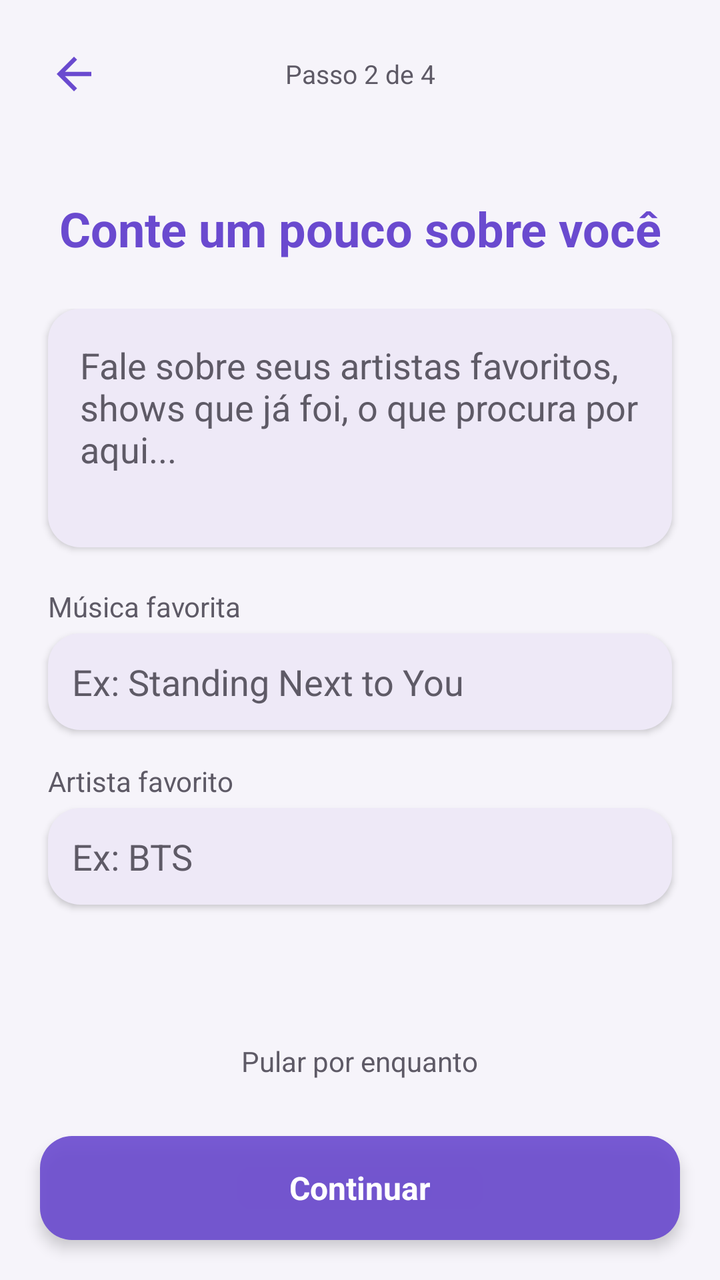
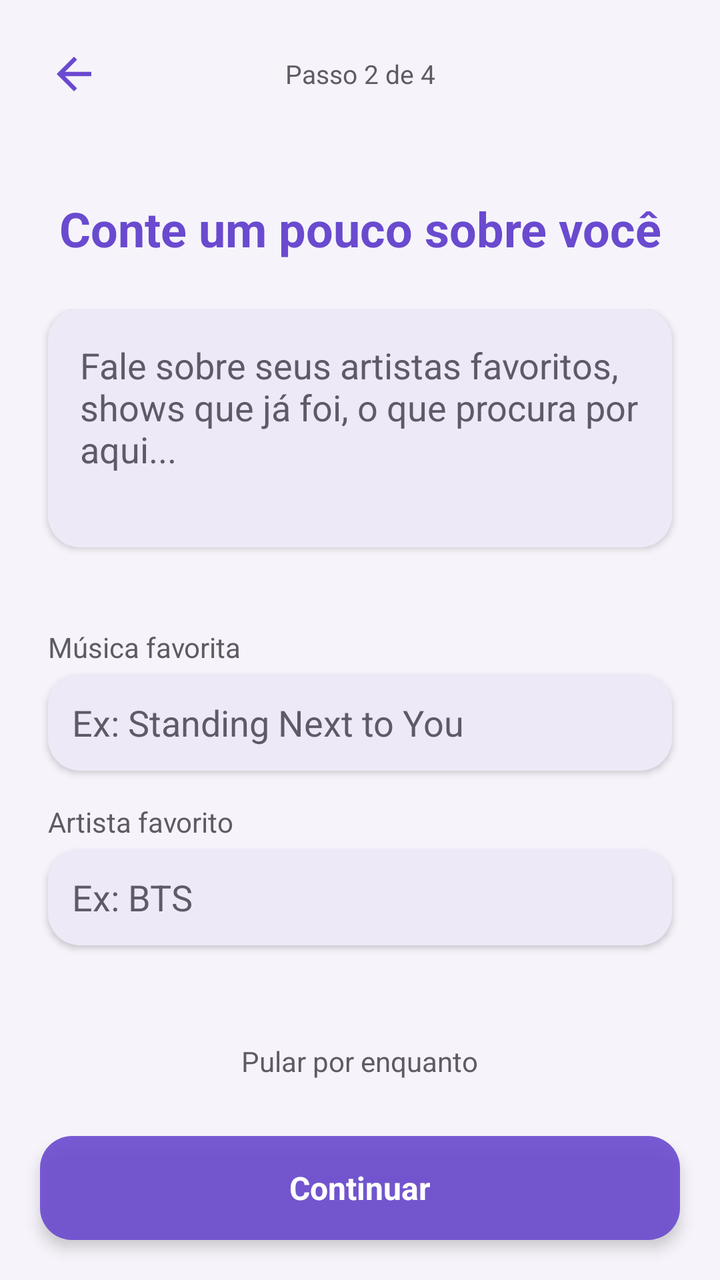

Screens rendered from an Android XML layout before and after an edit, with the pre-edit source and the edit as a unified diff.
<!-- AndroidManifest.xml: activity theme Theme.MeetBeat -->
<!-- res/layout/activity_onboarding_bio.xml -->
<?xml version="1.0" encoding="utf-8"?>
<LinearLayout xmlns:android="http://schemas.android.com/apk/res/android"
    android:layout_width="match_parent"
    android:layout_height="match_parent"
    android:orientation="vertical"
    android:background="@color/purple_light">

    <LinearLayout
        android:layout_width="match_parent"
        android:layout_height="wrap_content"
        android:orientation="horizontal"
        android:gravity="center_vertical"
        android:padding="16dp">

        <ImageView
            android:id="@+id/btnVoltarOnboarding"
            android:layout_width="42dp"
            android:layout_height="42dp"
            android:src="@drawable/ic_back"
            android:padding="8dp"
            android:clickable="true"
            android:focusable="true" />

        <TextView
            android:layout_width="0dp"
            android:layout_height="wrap_content"
            android:layout_weight="1"
            android:text="Passo 2 de 4"
            android:textColor="@color/text_gray"
            android:textSize="13sp"
            android:gravity="center" />

        <View
            android:layout_width="42dp"
            android:layout_height="1dp" />

    </LinearLayout>

    <TextView
        android:layout_width="match_parent"
        android:layout_height="wrap_content"
        android:padding="24dp"
        android:text="Conte um pouco sobre você"
        android:textColor="@color/purple_primary"
        android:textSize="24sp"
        android:textStyle="bold"
        android:gravity="center" />

    <ScrollView
        android:layout_width="match_parent"
        android:layout_height="0dp"
        android:layout_weight="1">

        <LinearLayout
            android:layout_width="match_parent"
            android:layout_height="wrap_content"
            android:orientation="vertical"
            android:clipChildren="false"
            android:clipToPadding="false"
            android:paddingHorizontal="24dp">

            <EditText
                android:id="@+id/editBioOnboarding"
                android:layout_width="match_parent"
                android:layout_height="wrap_content"
                android:background="@drawable/bg_input_field"
                android:elevation="2dp"
                android:textColor="@color/text_dark"
                android:textColorHint="@color/text_gray"
                android:padding="16dp"
                android:hint="Fale sobre seus artistas favoritos, shows que já foi, o que procura por aqui..."
                android:gravity="top"
                android:minLines="4"
                android:inputType="textMultiLine" />

            <TextView
                android:layout_width="wrap_content"
                android:layout_height="wrap_content"
                android:layout_marginTop="20dp"
                android:text="Música favorita"
                android:textColor="@color/text_gray"
                android:textSize="14sp" />

            <EditText
                android:id="@+id/editMusicaFavorita"
                android:layout_width="match_parent"
                android:layout_height="wrap_content"
                android:background="@drawable/bg_input_field"
                android:elevation="2dp"
                android:textColor="@color/text_dark"
                android:textColorHint="@color/text_gray"
                android:padding="12dp"
                android:layout_marginTop="4dp"
                android:hint="Ex: Standing Next to You" />

            <TextView
                android:layout_width="wrap_content"
                android:layout_height="wrap_content"
                android:layout_marginTop="16dp"
                android:text="Artista favorito"
                android:textColor="@color/text_gray"
                android:textSize="14sp" />

            <EditText
                android:id="@+id/editArtistaFavorito"
                android:layout_width="match_parent"
                android:layout_height="wrap_content"
                android:background="@drawable/bg_input_field"
                android:elevation="2dp"
                android:textColor="@color/text_dark"
                android:textColorHint="@color/text_gray"
                android:padding="12dp"
                android:layout_marginTop="4dp"
                android:layout_marginBottom="16dp"
                android:hint="Ex: BTS" />

        </LinearLayout>

    </ScrollView>

    <TextView
        android:id="@+id/btnPularBio"
        android:layout_width="wrap_content"
        android:layout_height="wrap_content"
        android:layout_gravity="center"
        android:text="Pular por enquanto"
        android:textColor="@color/text_gray"
        android:textSize="14sp"
        android:padding="8dp"
        android:clickable="true"
        android:focusable="true" />

    <TextView
        android:id="@+id/btnContinuarBio"
        android:layout_width="match_parent"
        android:layout_height="52dp"
        android:layout_margin="20dp"
        android:background="@drawable/bg_button_accept"
        android:elevation="4dp"
        android:gravity="center"
        android:text="Continuar"
        android:textColor="@color/vidro_conteudo_claro"
        android:textStyle="bold"
        android:textSize="16sp"
        android:clickable="true"
        android:focusable="true" />

</LinearLayout>
<!-- resources referenced by this layout -->
<resources>
  <color name="purple_light">#F6F4FA</color>
  <color name="purple_primary">#6A4ACF</color>
  <color name="text_dark">#1C1B1F</color>
  <color name="text_gray">#5E5A66</color>
  <color name="vidro_conteudo_claro">#FFFFFFFF</color>
  <!-- drawable bg_button_accept (drawable) -->
  <?xml version="1.0" encoding="utf-8"?>
  <shape xmlns:android="http://schemas.android.com/apk/res/android"
      android:shape="rectangle">
      <solid android:color="@color/vidro_fundo_intenso" />
      <corners android:radius="16dp" />
  </shape>
  <!-- drawable bg_input_field (drawable) -->
  <?xml version="1.0" encoding="utf-8"?>
  <shape xmlns:android="http://schemas.android.com/apk/res/android"
      android:shape="rectangle">
      <solid android:color="@color/card_background" />
      <corners android:radius="16dp" />
  </shape>
  <!-- drawable ic_back (drawable) -->
  <vector xmlns:android="http://schemas.android.com/apk/res/android"
      android:width="24dp"
      android:height="24dp"
      android:viewportWidth="24"
      android:viewportHeight="24">
    <path
        android:fillColor="@color/purple_primary"
        android:pathData="M20,11H7.83l5.59,-5.59L12,4l-8,8 8,8 1.41,-1.41L7.83,13H20v-2z"/>
  </vector>
  <style name="Theme.MeetBeat" parent="Base.Theme.MeetBeat" />
  <color name="vidro_fundo_intenso">#E66A4ACF</color>
  <color name="card_background">#EEE9F7</color>
  <style name="Base.Theme.MeetBeat" parent="Theme.Material3.DayNight.NoActionBar">
          
          
      </style>
</resources>

<!-- the commit's change to res/layout/activity_onboarding_bio.xml (unified diff, before → after) -->
@@ -71,7 +71,17 @@
                 android:hint="Fale sobre seus artistas favoritos, shows que já foi, o que procura por aqui..."
                 android:gravity="top"
                 android:minLines="4"
-                android:inputType="textMultiLine" />
+                android:maxLength="@integer/max_caracteres_bio"
+                android:inputType="textMultiLine|textCapSentences" />
+
+            <TextView
+                android:id="@+id/textContadorBioOnboarding"
+                android:layout_width="wrap_content"
+                android:layout_height="wrap_content"
+                android:layout_gravity="end"
+                android:layout_marginTop="4dp"
+                android:textColor="@color/text_gray"
+                android:textSize="12sp" />
 
             <TextView
                 android:layout_width="wrap_content"
@@ -91,7 +101,8 @@
                 android:textColorHint="@color/text_gray"
                 android:padding="12dp"
                 android:layout_marginTop="4dp"
-                android:hint="Ex: Standing Next to You" />
+                android:hint="Ex: Standing Next to You"
+                android:maxLength="120" />
 
             <TextView
                 android:layout_width="wrap_content"
@@ -112,7 +123,8 @@
                 android:padding="12dp"
                 android:layout_marginTop="4dp"
                 android:layout_marginBottom="16dp"
-                android:hint="Ex: BTS" />
+                android:hint="Ex: BTS"
+                android:maxLength="120" />
 
         </LinearLayout>
 
<!-- resource entries referenced after the edit -->
@@ -29,6 +29,7 @@
         android:fillColor="@color/purple_primary"
         android:pathData="M20,11H7.83l5.59,-5.59L12,4l-8,8 8,8 1.41,-1.41L7.83,13H20v-2z"/>
   </vector>
+  <integer name="max_caracteres_bio">300</integer>
   <style name="Theme.MeetBeat" parent="Base.Theme.MeetBeat" />
   <color name="vidro_fundo_intenso">#E66A4ACF</color>
   <color name="card_background">#EEE9F7</color>
